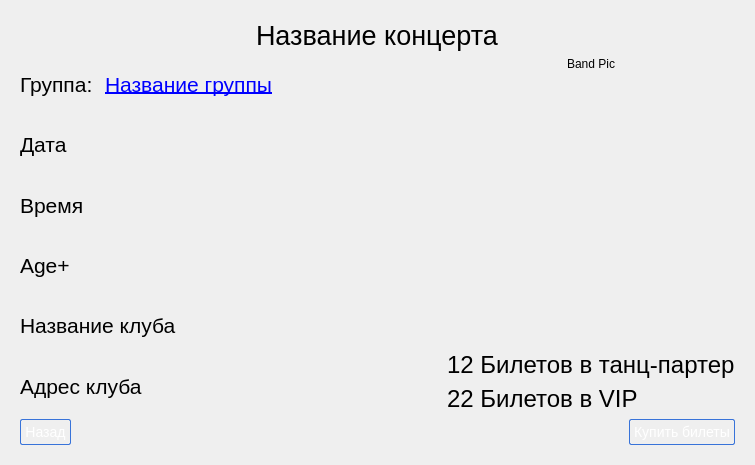
The window that userform.ui (razuvaevkirik/kursachBD) describes before a commit, drawn with Qt 5.
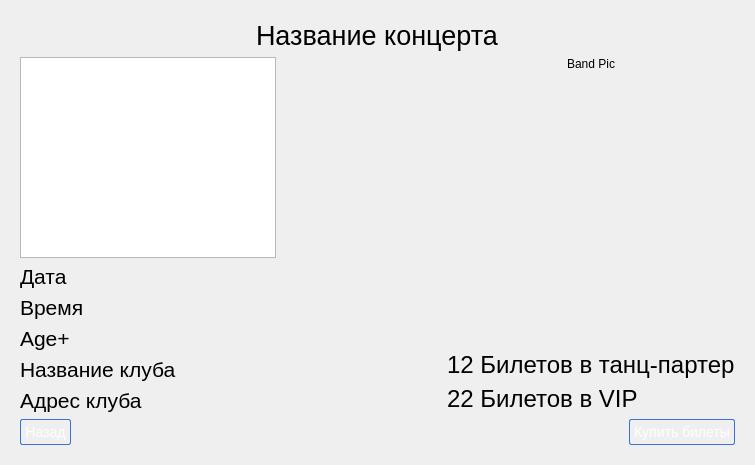
The same window after the commit. The open tabs and pages were chosen to show the change.

Diff of the .ui file:
```diff
--- a/userform.ui
+++ b/userform.ui
@@ -164,33 +164,9 @@
            <item>
             <layout class="QHBoxLayout" name="horizontalLayout_5">
              <item>
-              <widget class="QLabel" name="label">
-               <property name="font">
-                <font>
-                 <pointsize>16</pointsize>
-                </font>
-               </property>
-               <property name="text">
-                <string>Группа: </string>
-               </property>
-              </widget>
-             </item>
-             <item>
-              <widget class="QLabel" name="bandTitleLabel">
-               <property name="font">
-                <font>
-                 <pointsize>16</pointsize>
-                 <underline>true</underline>
-                </font>
-               </property>
-               <property name="cursor">
-                <cursorShape>PointingHandCursor</cursorShape>
-               </property>
+              <widget class="QTableView" name="bandsListView">
                <property name="styleSheet">
-                <string notr="true">color: blue;</string>
-               </property>
-               <property name="text">
-                <string>Название группы</string>
+                <string notr="true"/>
                </property>
               </widget>
              </item>
```
Left out of the diff: 19 changed lines with no effect on the pictures. Lines whose indentation alone changed are shown as unchanged.
